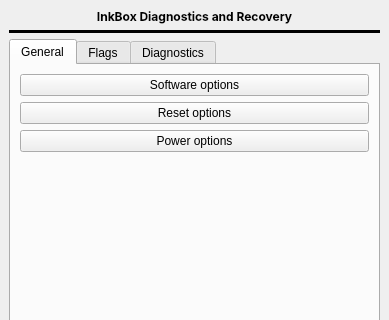
Qt form diagswindow.ui (Kobo-InkBox/diagnostics) before a commit; both pictures show x 0 to 389 and y 0 to 320 of the 389 by 525 pixel window.
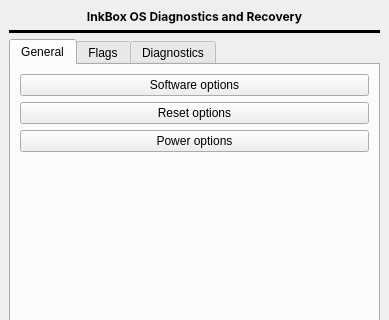
The same form after that commit.

The edit to the form file:
```diff
--- a/diagswindow.ui
+++ b/diagswindow.ui
@@ -522,7 +522,7 @@
          </font>
         </property>
         <property name="text">
-         <string>InkBox Diagnostics and Recovery</string>
+         <string>InkBox OS Diagnostics and Recovery</string>
         </property>
         <property name="alignment">
          <set>Qt::AlignCenter</set>
```
